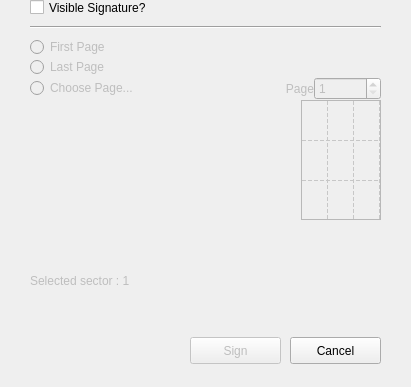
The window that pteid-mw-pt/_src/eidmw/eidgui/PDFSignWindow.ui (amagovpt/autenticacao.gov) describes before a commit, drawn with Qt 5; both pictures show x 0 to 411 and y 263 to 650 of the 411 by 650 pixel window.
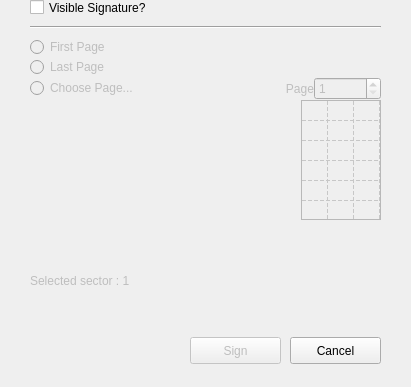
The same window after the commit. Custom widgets are drawn as their Qt base class.

Commit message: Now we have 18 sectors in the table widget.

Patch:
```diff
--- a/pteid-mw-pt/_src/eidmw/eidgui/PDFSignWindow.ui
+++ b/pteid-mw-pt/_src/eidmw/eidgui/PDFSignWindow.ui
@@ -295,7 +295,7 @@
           <enum>Qt::DashLine</enum>
          </property>
          <property name="rowCount">
-          <number>3</number>
+          <number>6</number>
          </property>
          <property name="columnCount">
           <number>3</number>
@@ -316,14 +316,17 @@
           <bool>false</bool>
          </attribute>
          <attribute name="verticalHeaderDefaultSectionSize">
-          <number>40</number>
+          <number>20</number>
          </attribute>
          <attribute name="verticalHeaderMinimumSectionSize">
-          <number>15</number>
+          <number>10</number>
          </attribute>
          <row/>
          <row/>
          <row/>
+         <row/>
+         <row/>
+         <row/>
          <column/>
          <column/>
          <column/>
```
The commit also changes 2 other files.
